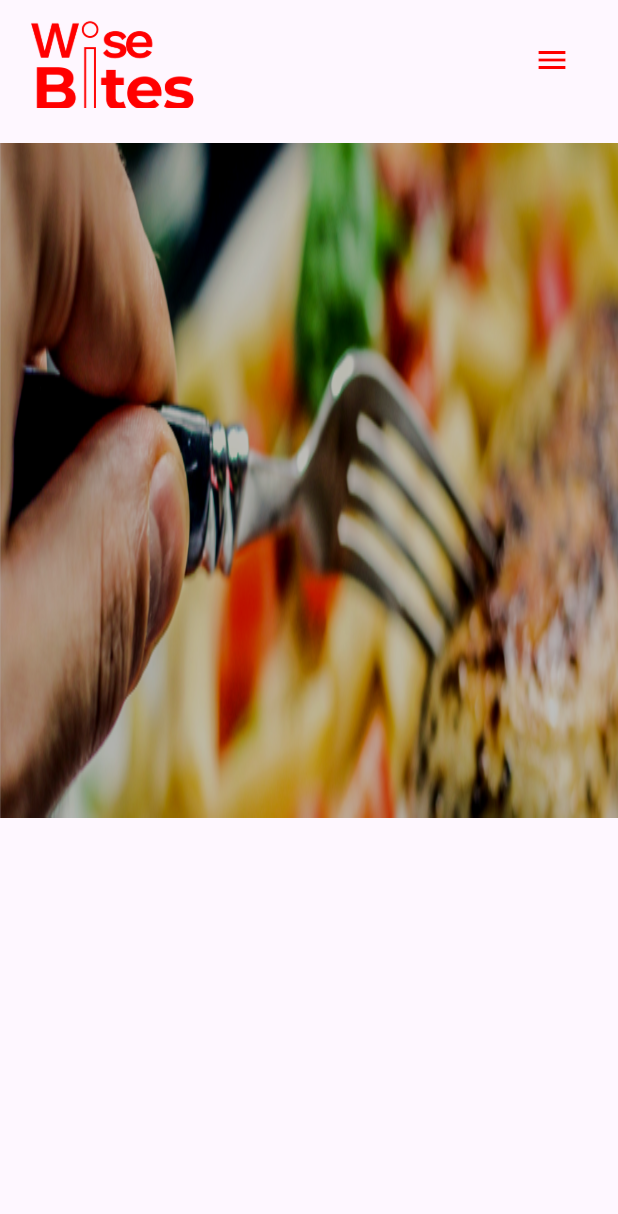
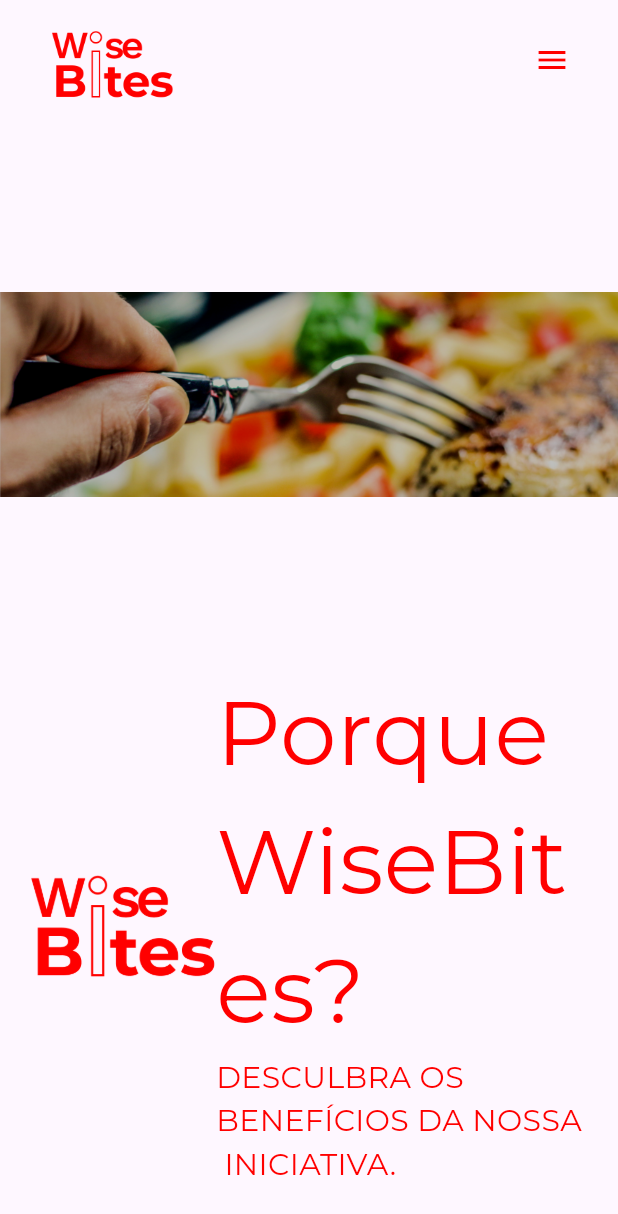
Before and after one commit to VictorHug01/wisebites, a Flutter app: the screen it shows after launch, on a phone screen of 412 x 824 dp. Shown: the top 1214 px of the screen. Run offline on Flutter 3.47's test engine with Material 3 defaults, Android fonts, the phone set to English and light mode, and no system bars; drawn by our look-alikes of carousel_slider; our stand-ins replace google_fonts.

Commit message:
alteracao titulo

```diff
--- a/lib/src/home/home_page.dart
+++ b/lib/src/home/home_page.dart
@@ -1,5 +1,6 @@
 import 'package:carousel_slider/carousel_slider.dart';
 import 'package:flutter/material.dart';
+import 'package:google_fonts/google_fonts.dart';
 import 'package:zerowate/src/home/drawerComponent/drawer_component.dart';
 
 class MyHomePage extends StatefulWidget {
@@ -17,21 +18,21 @@
       width: double.infinity,
       child: Image.asset(
         'assets/s1.png',
-        fit: BoxFit.fill,
+        fit: BoxFit.fitWidth,
       ),
     ),
     SizedBox(
       width: double.infinity,
       child: Image.asset(
         'assets/s2.png',
-        fit: BoxFit.fill,
+        fit: BoxFit.fitWidth,
       ),
     ),
     SizedBox(
       width: double.infinity,
       child: Image.asset(
         'assets/s3.png',
-        fit: BoxFit.fill,
+        fit: BoxFit.fitWidth,
       ),
     ),
   ];
@@ -41,14 +42,14 @@
       endDrawer: const DrawerComponent(),
       appBar: AppBar(
         toolbarHeight: 80.0,
-        automaticallyImplyLeading: false,
         leadingWidth: 150.0,
         foregroundColor: Color(0XFFFF0000),
+        surfaceTintColor: Colors.transparent,
         leading: Padding(
           padding: const EdgeInsets.symmetric(horizontal: 20.0, vertical: 8.0),
           child: Image.asset(
             'assets/logo.png',
-            fit: BoxFit.cover,
+            fit: BoxFit.contain,
           ),
         ),
         actions: [
@@ -79,7 +80,7 @@
       body: ListView(
         children: [
           SizedBox(
-            height: 15.0,
+            height: 8.0,
           ),
           SizedBox(
             width: double.infinity,
@@ -87,11 +88,58 @@
               options: CarouselOptions(
                 autoPlayCurve: Curves.easeInOutSine,
                 viewportFraction: 1.0,
-                height: 450,
+                height: 350,
                 autoPlay: true,
                 autoPlayInterval: const Duration(seconds: 3),
               ),
               items: imagens.map((Image) => Image).toList(),
+            ),
+          ),
+          Container(
+            height: 350.0,
+            child: Padding(
+              padding:
+                  const EdgeInsets.symmetric(horizontal: 20.0, vertical: 8.0),
+              child: Row(
+                children: [
+                  Expanded(
+                    flex: 1,
+                    child: Container(
+                      alignment: Alignment.centerLeft,
+                      child: Image.asset(
+                        'assets/logo.png',
+                      ),
+                    ),
+                  ),
+                  Expanded(
+                    flex: 2,
+                    child: Container(
+                      child: Column(
+                        mainAxisAlignment: MainAxisAlignment.center,
+                        crossAxisAlignment: CrossAxisAlignment.start,
+                        children: [
+                          Text(
+                            'Porque WiseBites?',
+                            style: GoogleFonts.montserrat(
+                              fontWeight: FontWeight.w400,
+                              fontSize: 60.0,
+                              color: Color(0XFFFF0000),
+                            ),
+                          ),
+                          Text(
+                            'DESCULBRA OS BENEFÍCIOS DA NOSSA \n INICIATIVA.',
+                            style: GoogleFonts.montserrat(
+                              fontWeight: FontWeight.w400,
+                              fontSize: 20.0,
+                              color: Color(0XFFFF0000),
+                            ),
+                          )
+                        ],
+                      ),
+                    ),
+                  ),
+                ],
+              ),
             ),
           ),
         ],
@@ -108,7 +156,12 @@
   Widget build(BuildContext context) {
     return Padding(
       padding: const EdgeInsets.only(right: 10.0),
-      child: Text(textList),
+      child: Text(
+        textList,
+        style: GoogleFonts.montserrat(
+          fontWeight: FontWeight.w500,
+        ),
+      ),
     );
   }
 }
```
